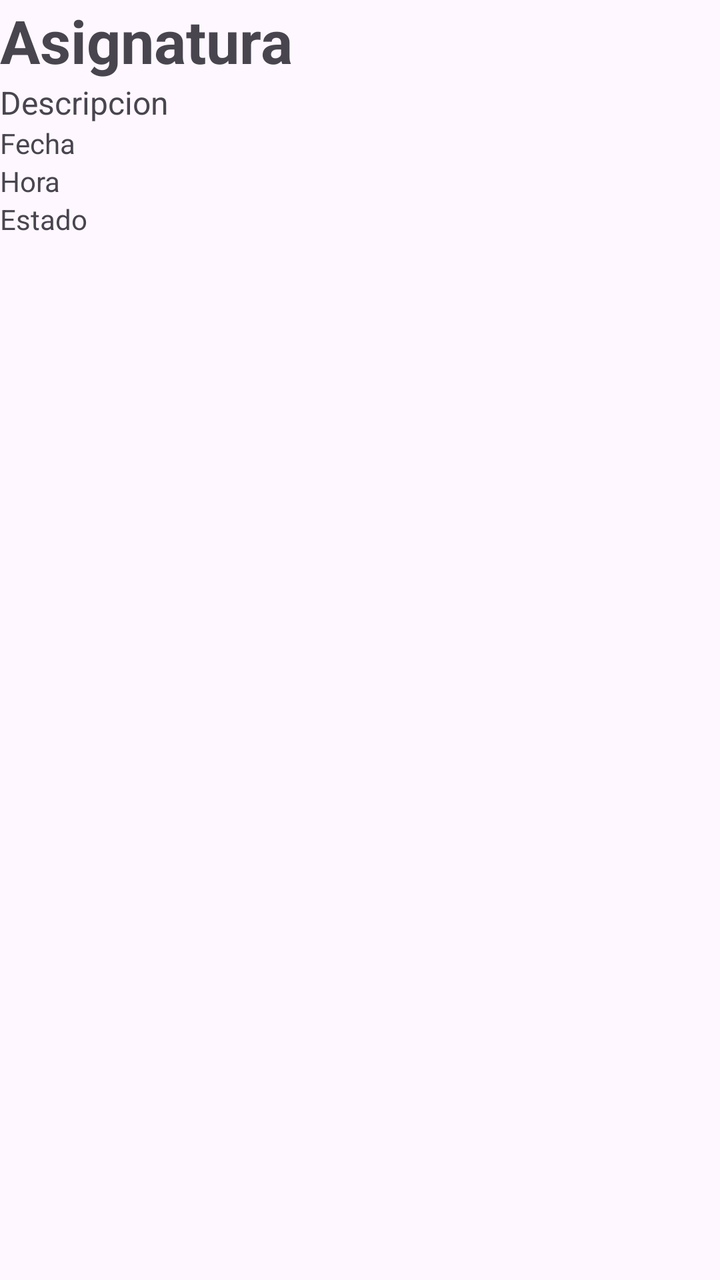
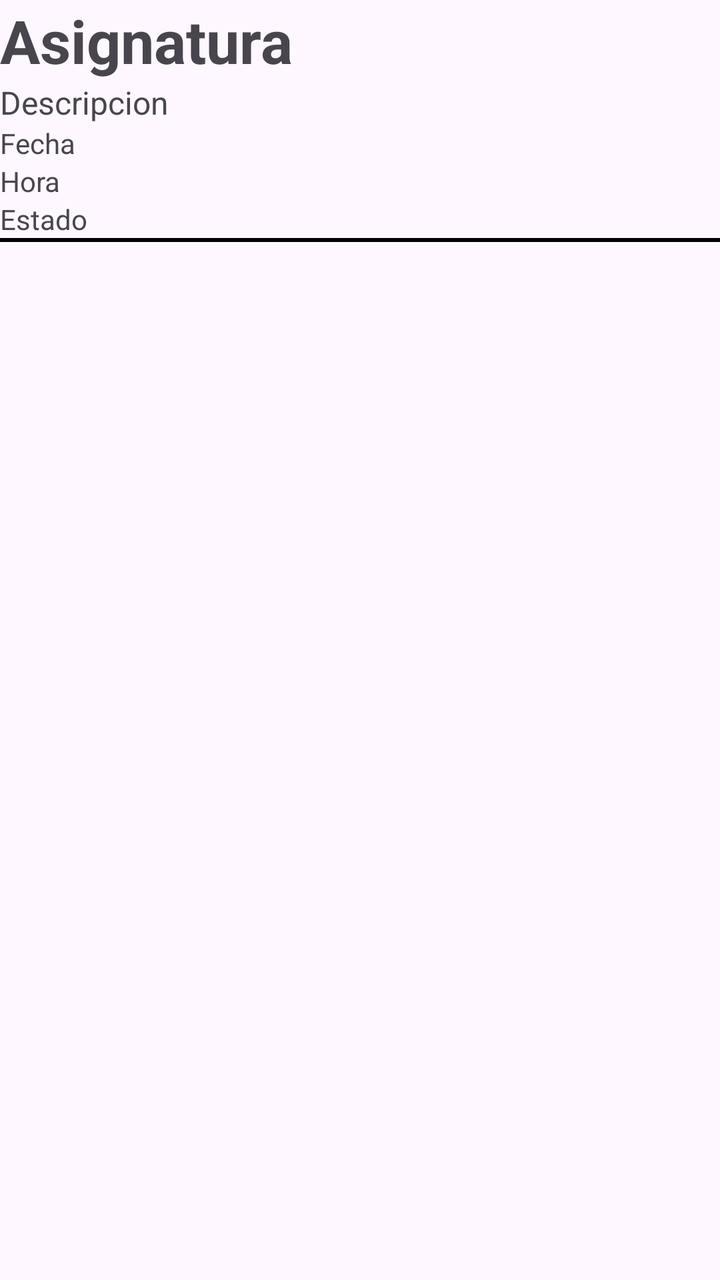

Before-and-after screenshots of an Android layout around one commit, followed by the original layout XML and the change that was made.
<!-- AndroidManifest.xml: application theme Theme.Tarea7ListaTareas -->
<!-- res/layout/tarea_view.xml -->
<?xml version="1.0" encoding="utf-8"?>
<LinearLayout xmlns:android="http://schemas.android.com/apk/res/android"
    android:layout_width="wrap_content"
    android:layout_height="wrap_content"
    android:orientation="vertical">

    <TextView
        android:id="@+id/textAsignatura"
        android:layout_width="match_parent"
        android:layout_height="wrap_content"
        android:text="Asignatura"
        android:textSize="30sp"
        android:textStyle="bold" />

    <TextView
        android:id="@+id/textDescripcion"
        android:layout_width="match_parent"
        android:layout_height="wrap_content"
        android:text="Descripcion"
        android:textSize="16sp" />

    <TextView
        android:id="@+id/textFecha"
        android:layout_width="match_parent"
        android:layout_height="wrap_content"
        android:text="Fecha" />

    <TextView
        android:id="@+id/textHora"
        android:layout_width="match_parent"
        android:layout_height="wrap_content"
        android:text="Hora" />

    <TextView
        android:id="@+id/textEstado"
        android:layout_width="match_parent"
        android:layout_height="wrap_content"
        android:text="Estado" />
</LinearLayout>
<!-- resources referenced by this layout -->
<resources>
  <style name="Theme.Tarea7ListaTareas" parent="Base.Theme.Tarea7ListaTareas" />
  <style name="Base.Theme.Tarea7ListaTareas" parent="Theme.Material3.DayNight.NoActionBar">
          
          
      </style>
</resources>

<!-- the commit's change to res/layout/tarea_view.xml (unified diff, before → after) -->
@@ -1,11 +1,12 @@
 <?xml version="1.0" encoding="utf-8"?>
 <LinearLayout xmlns:android="http://schemas.android.com/apk/res/android"
+    xmlns:app="http://schemas.android.com/apk/res-auto"
     android:layout_width="wrap_content"
     android:layout_height="wrap_content"
     android:orientation="vertical">
 
     <TextView
-        android:id="@+id/textAsignatura"
+        android:id="@+id/textDescripcion"
         android:layout_width="match_parent"
         android:layout_height="wrap_content"
         android:text="Asignatura"
@@ -36,4 +37,12 @@
         android:layout_width="match_parent"
         android:layout_height="wrap_content"
         android:text="Estado" />
+
+    <View
+        android:id="@+id/separator"
+        android:layout_width="match_parent"
+        android:layout_height="2dp"
+        android:background="#000000"
+        app:layout_constraintStart_toStartOf="parent" />
+
 </LinearLayout>
